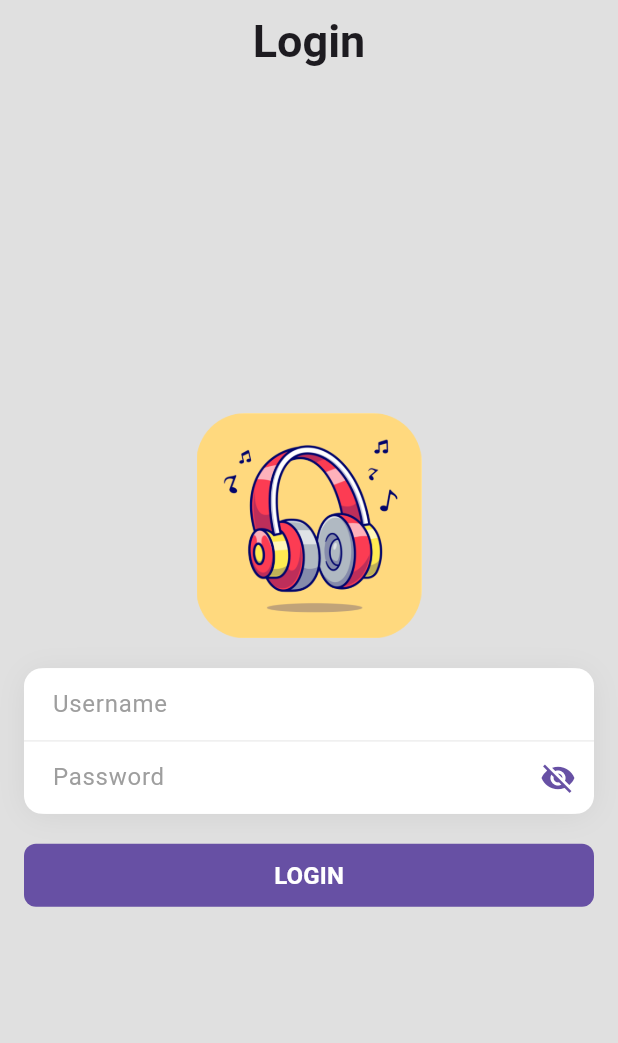
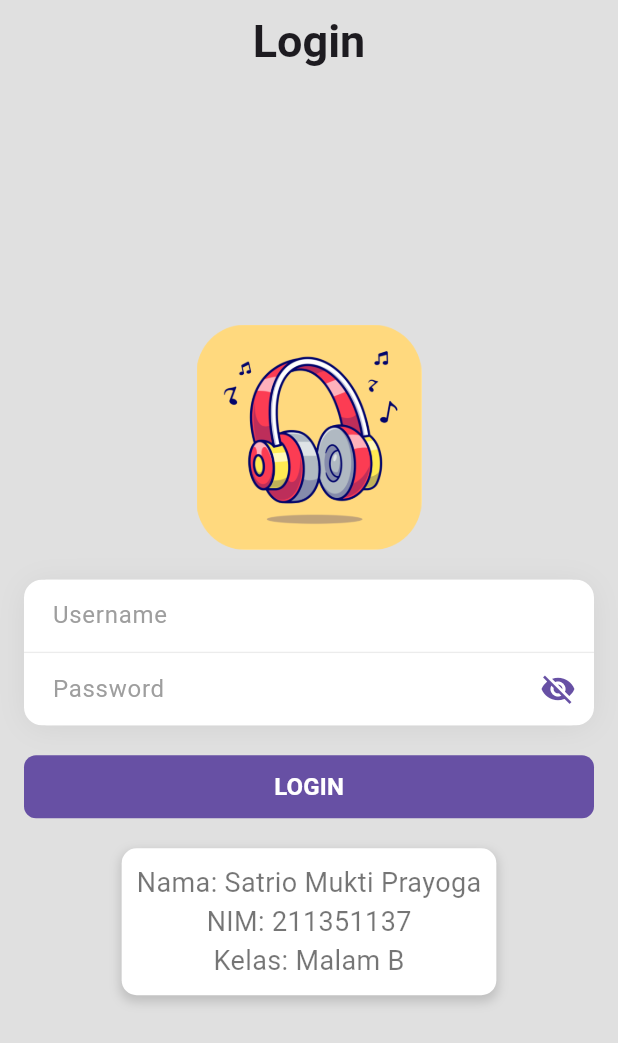
Before and after one commit to xsatrio/Android-AudioPhile, a Flutter app: the screen it shows after launch, on a phone screen of 412 x 824 dp. Shown: the top 1043 px of the screen. Run offline on Flutter 3.47's test engine with Material 3 defaults, Android fonts, the phone set to English and light mode, and no system bars; our stand-ins replace flutter_local_notifications, permission_handler, shared_preferences, sqflite; accounts and stored records are empty.

Commit message:
Update login_page.dart

```diff
--- a/lib/pages/login_page.dart
+++ b/lib/pages/login_page.dart
@@ -147,6 +147,38 @@ class _LoginPageState extends State<LoginPage> {
                     ),
                   ),
                 ),
+                const SizedBox(height: 20),
+                Container(
+                  padding: const EdgeInsets.all(10),
+                  decoration: BoxDecoration(
+                    color: Colors.white,
+                    borderRadius: BorderRadius.circular(10),
+                    boxShadow: [
+                      BoxShadow(
+                        color: Colors.grey.withOpacity(0.5),
+                        spreadRadius: 1,
+                        blurRadius: 5,
+                        offset: const Offset(0, 3),
+                      ),
+                    ],
+                  ),
+                  child: const Column(
+                    children: [
+                      Text(
+                          'Nama: Satrio Mukti Prayoga',
+                          style: TextStyle(fontSize: 18, color: Colors.black54)
+                      ),
+                      Text(
+                          'NIM: 211351137',
+                          style: TextStyle(fontSize: 18, color: Colors.black54)
+                      ),
+                      Text(
+                          'Kelas: Malam B',
+                          style: TextStyle(fontSize: 18, color: Colors.black54)
+                      ),
+                    ],
+                  ),
+                ),
               ],
             ),
           ),
```
